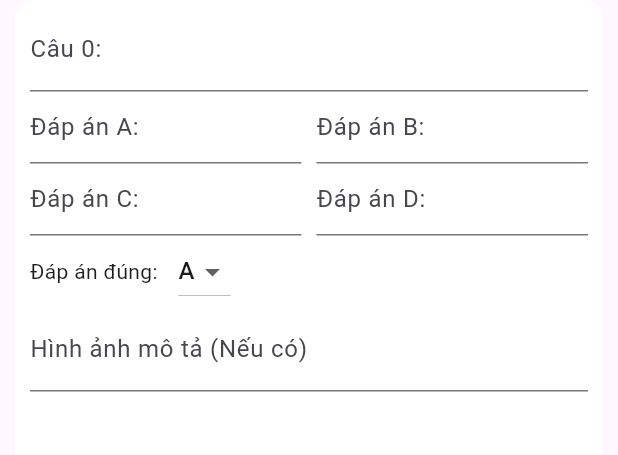
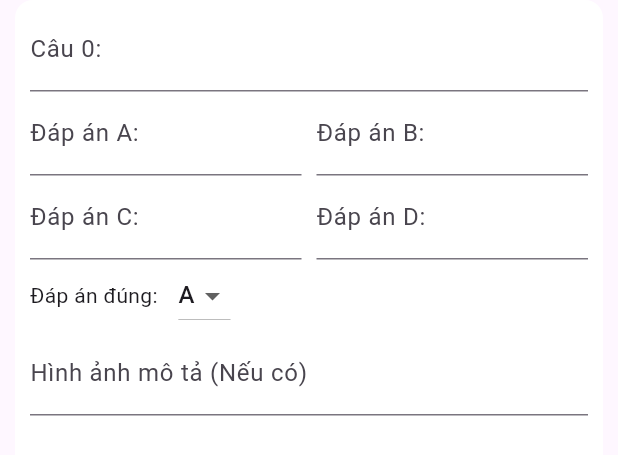
Before and after one commit to thang44hdai/StudyApp-TTCS, a Flutter app: the FormQuestion widget shown alone on an empty page, opened directly with empty values, on a phone screen of 412 x 824 dp. Shown: the top 455 px of the screen. Run offline on Flutter 3.47's test engine with Material 3 defaults, Android fonts, the phone set to English and light mode, and no system bars; our stand-ins replace audioplayers, carousel_slider, cloud_firestore, firebase_auth, firebase_core, get and 6 more; missing offline and left inert: dart:ffi; accounts and stored records are empty; network calls fail.

Commit message:
add feat qr

```diff
--- a/lib/core/response/Question.dart
+++ b/lib/core/response/Question.dart
@@ -26,6 +26,6 @@ class Question {
         cau_b = "",
         cau_c = "",
         cau_d = "",
-        true_answer = -1,
+        true_answer = 0,
         is_image = "";
 }
--- a/lib/features/create_test/WidgetAddQuestion.dart
+++ b/lib/features/create_test/WidgetAddQuestion.dart
@@ -25,7 +25,7 @@ class _FormQuestionState extends State<FormQuestion> {
   TextEditingController _option4EdtController = TextEditingController();
   TextEditingController _trueAnswerEdtController = TextEditingController();
   TextEditingController _imageEdtController = TextEditingController();
-  int Value = 0;
+  late int Value;
 
   @override
   void initState() {
@@ -38,6 +38,7 @@ class _FormQuestionState extends State<FormQuestion> {
     _option4EdtController.text = question.cau_d;
     _trueAnswerEdtController.text = question.true_answer.toString();
     _imageEdtController.text = question.is_image;
+    Value = question.true_answer;
   }
 
   @override
@@ -92,7 +93,7 @@ class _FormQuestionState extends State<FormQuestion> {
                     child: TextField(
                       controller: _option1EdtController,
                       style: TextStyle(color: Colors.black),
-                      decoration: InputDecoration(hintText: "Đáp án A:"),
+                      decoration: InputDecoration(labelText: "Đáp án A:"),
                       onChanged: (value) {
                         handleWhenSwipeItem();
                       },
@@ -103,7 +104,7 @@ class _FormQuestionState extends State<FormQuestion> {
                     child: TextField(
                       controller: _option2EdtController,
                       style: TextStyle(color: Colors.black),
-                      decoration: InputDecoration(hintText: "Đáp án B:"),
+                      decoration: InputDecoration(labelText: "Đáp án B:"),
                       onChanged: (value) {
                         handleWhenSwipeItem();
                       },
@@ -117,7 +118,7 @@ class _FormQuestionState extends State<FormQuestion> {
                     child: TextField(
                       controller: _option3EdtController,
                       style: TextStyle(color: Colors.black),
-                      decoration: InputDecoration(hintText: "Đáp án C:"),
+                      decoration: InputDecoration(labelText: "Đáp án C:"),
                       onChanged: (value) {
                         handleWhenSwipeItem();
                       },
@@ -128,7 +129,7 @@ class _FormQuestionState extends State<FormQuestion> {
                     child: TextField(
                       controller: _option4EdtController,
                       style: TextStyle(color: Colors.black),
-                      decoration: InputDecoration(hintText: "Đáp án D:"),
+                      decoration: InputDecoration(labelText: "Đáp án D:"),
                       onChanged: (value) {
                         handleWhenSwipeItem();
                       },
--- a/pubspec.yaml
+++ b/pubspec.yaml
@@ -48,13 +48,14 @@ dependencies:
   firebase_database: ^10.4.11
   firebase_auth: ^4.10.1
   cloud_firestore: ^4.9.3
+  firebase_storage: ^11.7.3
   carousel_slider: ^4.2.1
   flutter_local_notifications: ^17.0.0
   lottie: ^3.1.0
   image_picker: ^1.0.7
   flutter_launcher_icons: ^0.13.1
   audioplayers: ^6.0.0
-
+  qr_flutter: ^4.1.0
 dev_dependencies:
   flutter_test:
     sdk: flutter
```
Also changed, not shown: lib/features/create_test/CreateQuizScreen.dart (+21 -7 lines).
